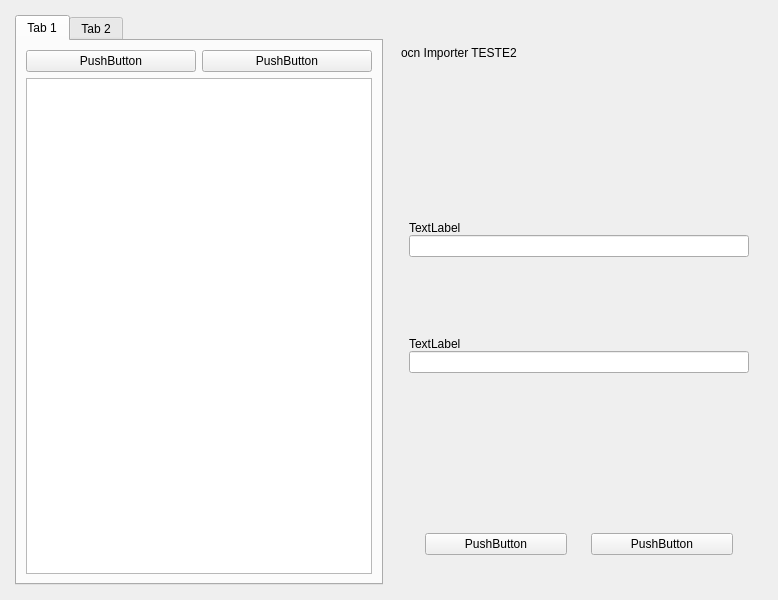
VicktorMS/OcnImporter, file assets/ui/ocn_importer_prototype.ui: the form before one commit.
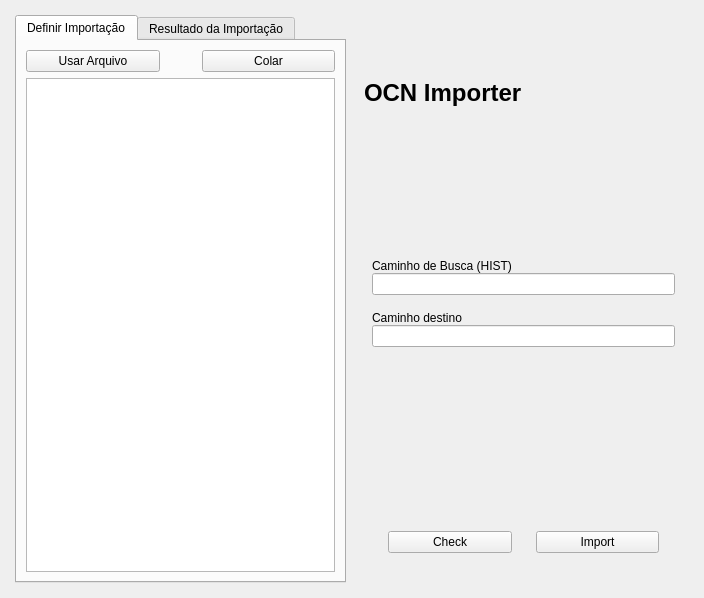
The form after the commit.

Commit message: Fixed Layout and layout variables renamed

Patch:
```diff
--- a/assets/ui/ocn_importer_prototype.ui
+++ b/assets/ui/ocn_importer_prototype.ui
@@ -6,8 +6,8 @@
    <rect>
     <x>0</x>
     <y>0</y>
-    <width>778</width>
-    <height>600</height>
+    <width>704</width>
+    <height>598</height>
    </rect>
   </property>
   <property name="windowTitle">
@@ -45,22 +45,25 @@
         </property>
         <widget class="QWidget" name="tab">
          <attribute name="title">
-          <string>Tab 1</string>
+          <string>Definir Importação</string>
          </attribute>
          <layout class="QVBoxLayout" name="verticalLayout_8">
           <item>
-           <layout class="QHBoxLayout" name="horizontalLayout_3">
+           <layout class="QHBoxLayout" name="set_import_btns_layout">
+            <property name="spacing">
+             <number>42</number>
+            </property>
             <item>
              <widget class="QPushButton" name="pushButton_3">
               <property name="text">
-               <string>PushButton</string>
+               <string>Usar Arquivo</string>
               </property>
              </widget>
             </item>
             <item>
              <widget class="QPushButton" name="pushButton_4">
               <property name="text">
-               <string>PushButton</string>
+               <string>Colar</string>
               </property>
              </widget>
             </item>
@@ -73,7 +76,7 @@
         </widget>
         <widget class="QWidget" name="tab_2">
          <attribute name="title">
-          <string>Tab 2</string>
+          <string>Resultado da Importação</string>
          </attribute>
          <layout class="QVBoxLayout" name="verticalLayout_10">
           <item>
@@ -106,7 +109,7 @@
     <item>
      <layout class="QVBoxLayout" name="verticalLayout_4" stretch="0,0,0">
       <property name="spacing">
-       <number>64</number>
+       <number>128</number>
       </property>
       <property name="sizeConstraint">
        <enum>QLayout::SetMaximumSize</enum>
@@ -124,23 +127,33 @@
        <number>12</number>
       </property>
       <item>
-       <layout class="QVBoxLayout" name="verticalLayout_7">
+       <layout class="QVBoxLayout" name="main_title_layout" stretch="2">
+        <property name="topMargin">
+         <number>42</number>
+        </property>
         <item>
-         <widget class="QLabel" name="label_3">
+         <widget class="QLabel" name="main_title_label">
+          <property name="styleSheet">
+           <string notr="true">font-weight: 900;
+font-size: 24px;</string>
+          </property>
           <property name="text">
-           <string>ocn Importer TESTE2</string>
+           <string>OCN Importer</string>
           </property>
          </widget>
         </item>
        </layout>
       </item>
       <item>
-       <layout class="QVBoxLayout" name="verticalLayout_2">
+       <layout class="QVBoxLayout" name="input_src_and_dest_paths_layouts">
+        <property name="spacing">
+         <number>0</number>
+        </property>
         <property name="topMargin">
-         <number>64</number>
+         <number>0</number>
         </property>
         <property name="bottomMargin">
-         <number>64</number>
+         <number>24</number>
         </property>
         <item>
          <layout class="QVBoxLayout" name="verticalLayout_5">
@@ -165,7 +178,7 @@
           <item>
            <widget class="QLabel" name="label">
             <property name="text">
-             <string>TextLabel</string>
+             <string>Caminho de Busca (HIST)</string>
             </property>
            </widget>
           </item>
@@ -197,7 +210,7 @@
           <item>
            <widget class="QLabel" name="label_2">
             <property name="text">
-             <string>TextLabel</string>
+             <string>Caminho destino</string>
             </property>
            </widget>
           </item>
@@ -228,14 +241,14 @@
         <item>
          <widget class="QPushButton" name="pushButton">
           <property name="text">
-           <string>PushButton</string>
+           <string>Check</string>
           </property>
          </widget>
         </item>
         <item>
          <widget class="QPushButton" name="pushButton_2">
           <property name="text">
-           <string>PushButton</string>
+           <string>Import</string>
           </property>
          </widget>
         </item>
```
Left out of the diff: 51 changed lines with no effect on the pictures. The commit also changes 3 other files.
